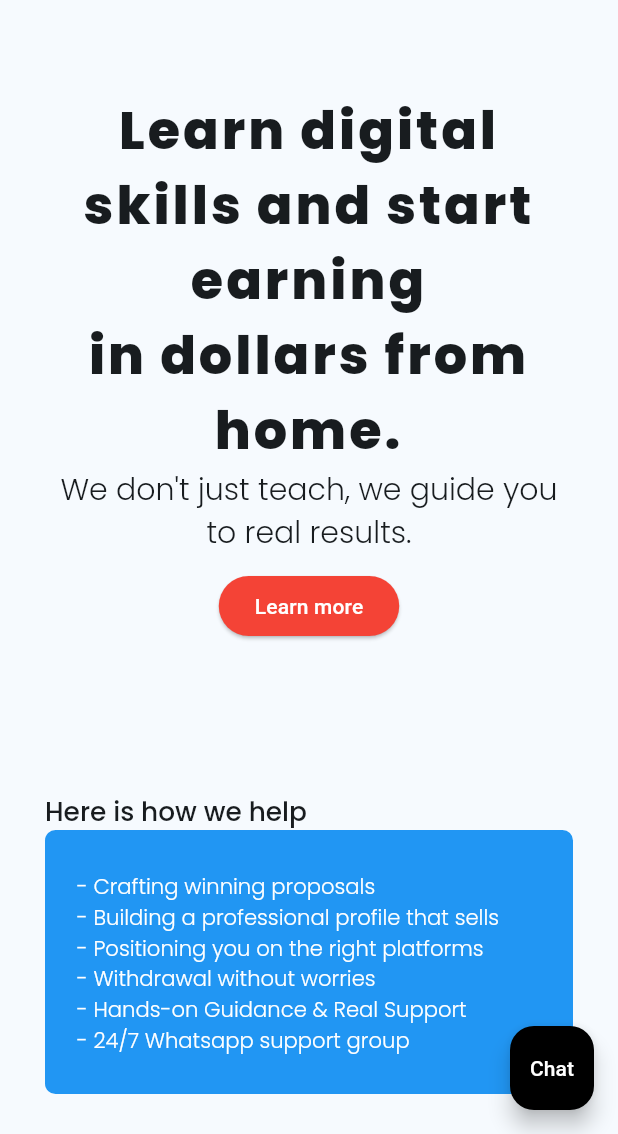
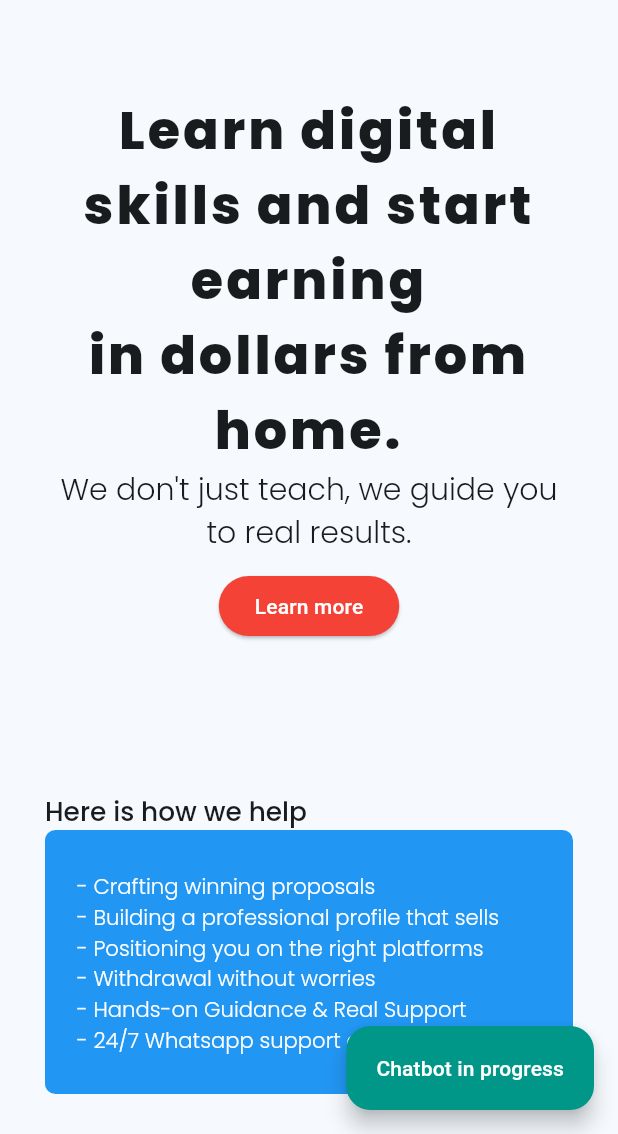
Before and after one commit to Akaiso/remobridge, a Flutter app: the screen it shows after launch, on a phone screen of 412 x 824 dp, the part 102-1236 px from its top. Run offline on Flutter 3.47's test engine with Material 3 defaults, Android fonts, the phone set to English and light mode, and no system bars; drawn by our look-alikes of auto_size_text; our stand-ins replace carousel_slider, get, google_fonts; missing offline and left inert: dart:html.

Commit message:
chatbot in progress  update

```diff
--- a/lib/view/homepage/home_page.dart
+++ b/lib/view/homepage/home_page.dart
@@ -37,11 +37,13 @@ class _HomePageState extends State<HomePage> {
   Widget build(BuildContext context) {
     return SafeArea(
         child: Scaffold(
-      floatingActionButton: FloatingActionButton(
-        backgroundColor: Colors.black,
+      floatingActionButton: FloatingActionButton.extended(
+        backgroundColor: Colors.teal,
+        isExtended: true,
         onPressed: () {},
-        child: const Text(
-          "Chat",
+        tooltip: "Chatbot launching soon",
+        label: const Text(
+          "Chatbot in progress",
           style: TextStyle(color: Colors.white),
         ),
       ),
```
